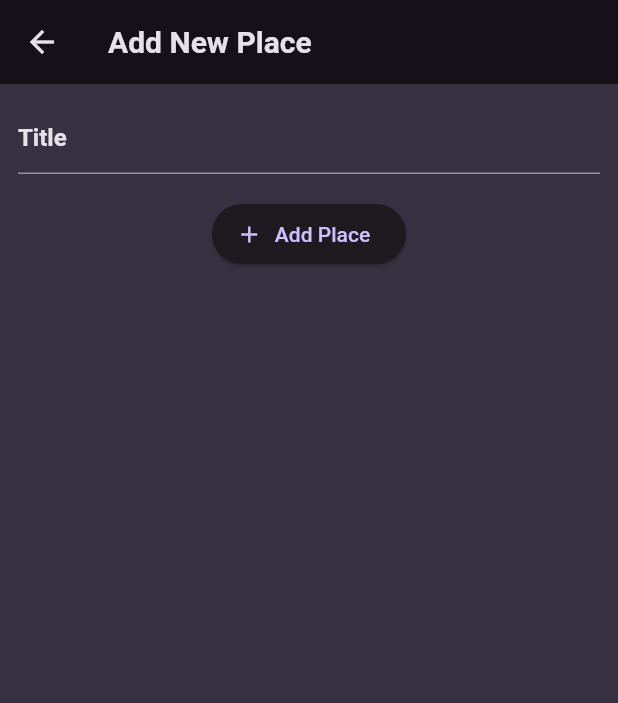
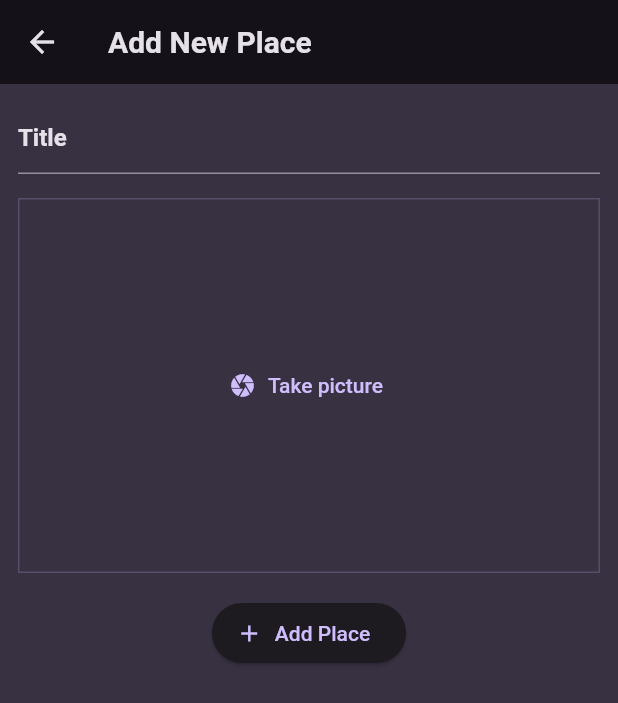
Before and after one commit to yanaMyn/flutter-favorite_places, a Flutter app: the AddPlacesScreen screen opened directly, on a phone screen of 412 x 824 dp. Shown: the top 703 px of the screen. Run offline on Flutter 3.47's test engine with Material 2 defaults, Android fonts, the phone set to English and light mode, and no system bars; our stand-ins replace flutter_riverpod, google_fonts.

Commit message:
add container take camera

```diff
--- a/lib/screens/add_place.dart
+++ b/lib/screens/add_place.dart
@@ -1,4 +1,5 @@
 import 'package:favorite_places/providers/user_place.dart';
+import 'package:favorite_places/widgets/image_input.dart';
 import 'package:flutter/material.dart';
 import 'package:flutter_riverpod/flutter_riverpod.dart';
 
@@ -46,6 +47,8 @@ class _AddPlacesScreenState extends ConsumerState<AddPlacesScreen> {
               controller: _titleController,
             ),
             const SizedBox(height: 16),
+            const ImageInput(),
+            const SizedBox(height: 16),
             ElevatedButton.icon(
               onPressed: () {
                 _saveItem();
--- /dev/null
+++ b/lib/widgets/image_input.dart
@@ -0,0 +1,32 @@
+import 'package:flutter/material.dart';
+
+class ImageInput extends StatefulWidget {
+  const ImageInput({super.key});
+
+  @override
+  State<ImageInput> createState() {
+    return _ImageInputState();
+  }
+}
+
+class _ImageInputState extends State<ImageInput> {
+  @override
+  Widget build(BuildContext context) {
+    return Container(
+      decoration: BoxDecoration(
+        border: Border.all(
+          width: 1,
+          color: Theme.of(context).colorScheme.primary.withOpacity(0.2),
+        ),
+      ),
+      alignment: Alignment.center,
+      height: 250,
+      width: double.infinity,
+      child: TextButton.icon(
+        onPressed: () {},
+        icon: const Icon(Icons.camera),
+        label: const Text("Take picture"),
+      ),
+    );
+  }
+}
```
